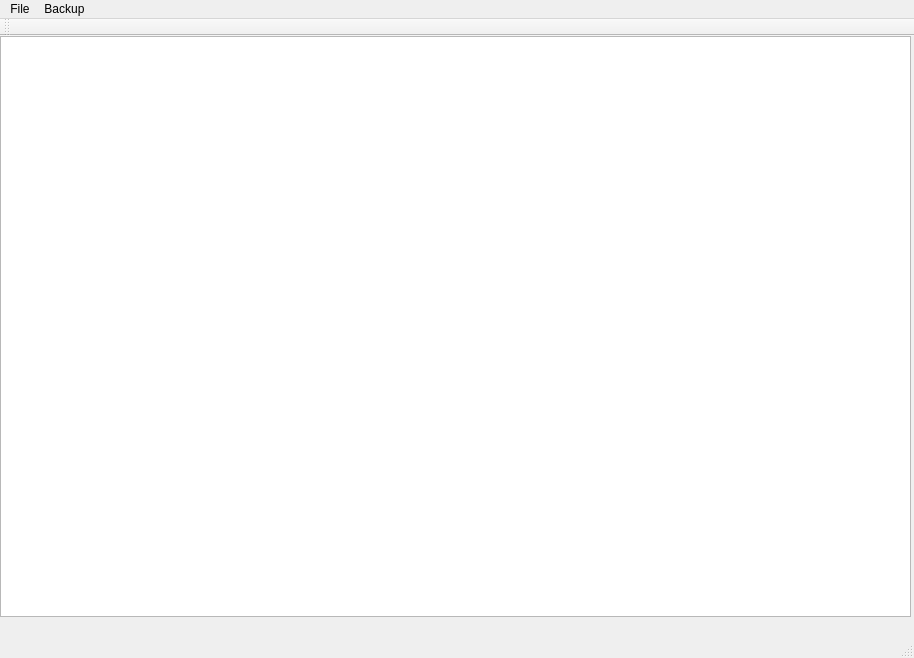
Before: the Qt Designer form linkbackupadp.ui in pitonyak/LinkBackADP, drawn with Qt 5.
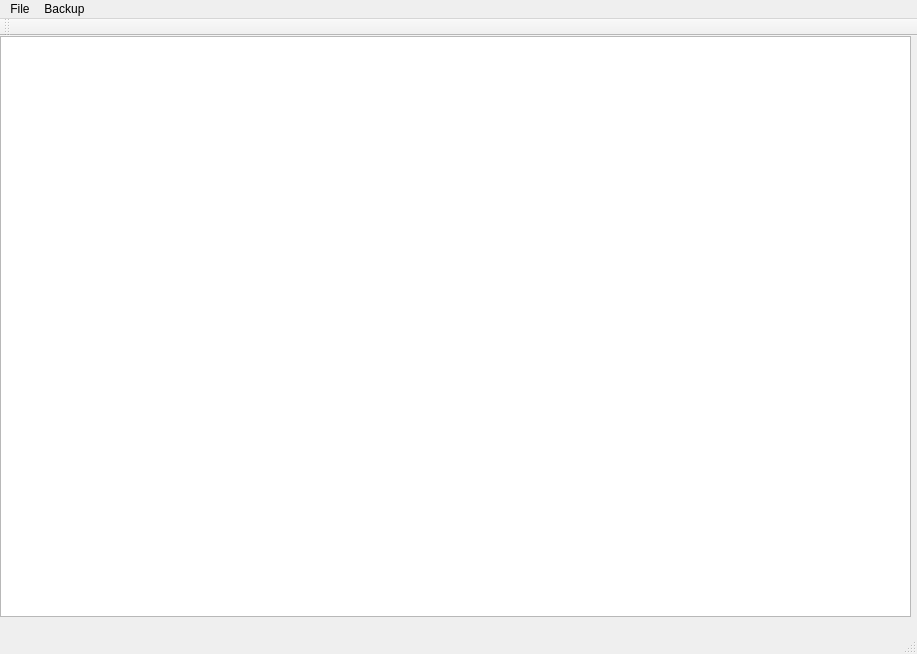
After: the same form once the commit is applied.

Diff of the .ui file:
```diff
--- a/linkbackupadp.ui
+++ b/linkbackupadp.ui
@@ -6,8 +6,8 @@
    <rect>
     <x>0</x>
     <y>0</y>
-    <width>914</width>
-    <height>658</height>
+    <width>917</width>
+    <height>654</height>
    </rect>
   </property>
   <property name="sizePolicy">
@@ -60,7 +60,7 @@
     <rect>
      <x>0</x>
      <y>0</y>
-     <width>914</width>
+     <width>917</width>
      <height>29</height>
     </rect>
    </property>
```
